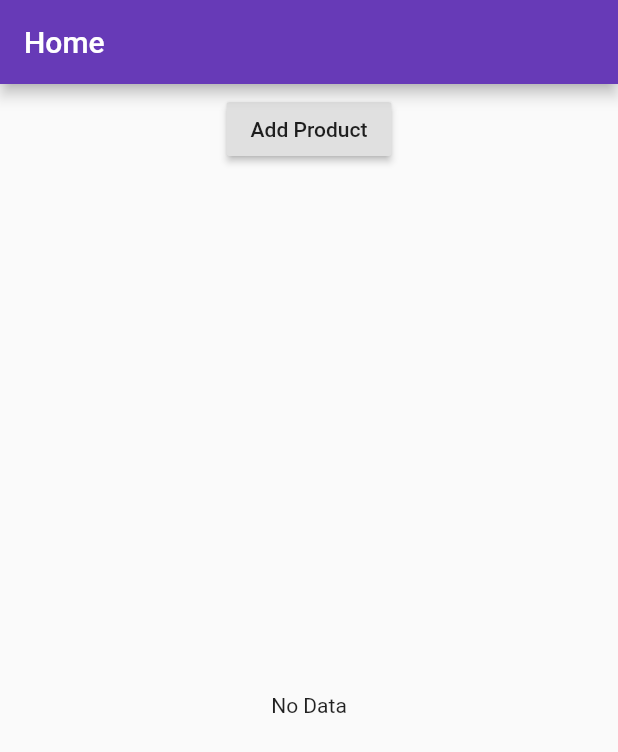
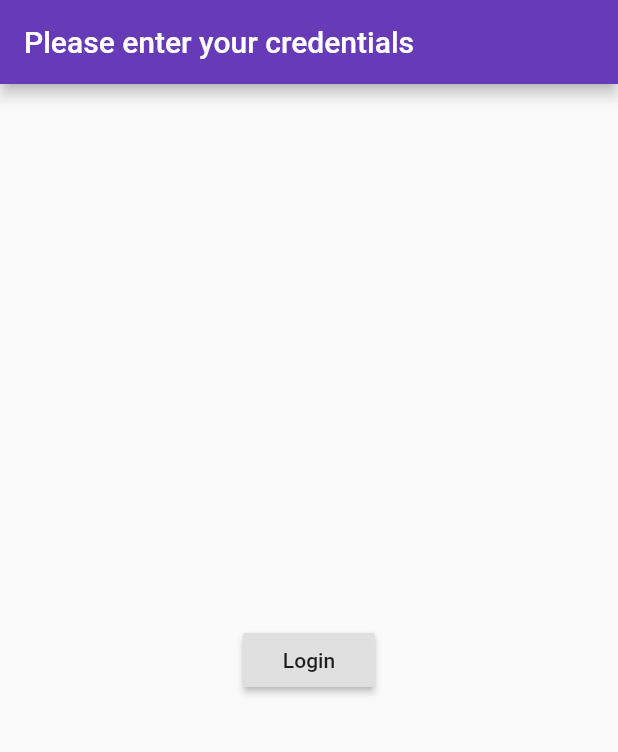
Before and after one commit to coldBl00d/FlutterFirst, a Flutter app: the screen it shows after launch, on a phone screen of 412 x 824 dp. Shown: the top 752 px of the screen. Run offline on Flutter 3.47's test engine with Material 2 defaults, Android fonts, the phone set to English and light mode, and no system bars.

Commit message:
Auth Page

```diff
--- a/lib/main.dart
+++ b/lib/main.dart
@@ -1,6 +1,5 @@
 import 'package:flutter/material.dart';
-import './product_manager.dart';
-import './pages/home.dart';
+import './pages/auth.dart';
 import 'package:flutter/rendering.dart';
 
 /*void main() {
@@ -22,7 +21,7 @@ class MyApp extends StatelessWidget {
     return MaterialApp(
         theme: ThemeData(
             brightness: Brightness.light, primarySwatch: Colors.deepPurple),
-        home: HomePage());
+        home: AuthPage());
     //core root widget -- MAterialApp
     //build should always return a widget until it returns a flutter widget.
   }
--- /dev/null
+++ b/lib/pages/auth.dart
@@ -0,0 +1,31 @@
+import 'package:flutter/material.dart';
+import '../product_manager.dart';
+import '../pages/products.dart';
+
+class AuthPage extends StatelessWidget {
+
+  Widget generateAuthPage(context){
+
+    return Scaffold(appBar:
+      AppBar(
+        title: Text("Please enter your credentials"),
+      ),
+      body: Center(
+        child:RaisedButton(
+          child:Text("Login"),
+          onPressed: () {
+            Navigator.pushReplacement(context, MaterialPageRoute(
+              builder: (BuildContext context) => ProductsPage()
+            ));
+          },)
+      ),
+    );
+  }
+
+  @override
+  Widget build(BuildContext context) {
+    // TODO: implement build
+    return this.generateAuthPage(context);
+  }
+
+}
--- a/lib/pages/home.dart
+++ b/lib/pages/products.dart
@@ -1,7 +1,7 @@
 import 'package:flutter/material.dart';
 import '../product_manager.dart';
 
-class HomePage extends StatelessWidget {
+class ProductsPage extends StatelessWidget {
   @override
   Widget build(BuildContext context) {
     // TODO: implement build
```
